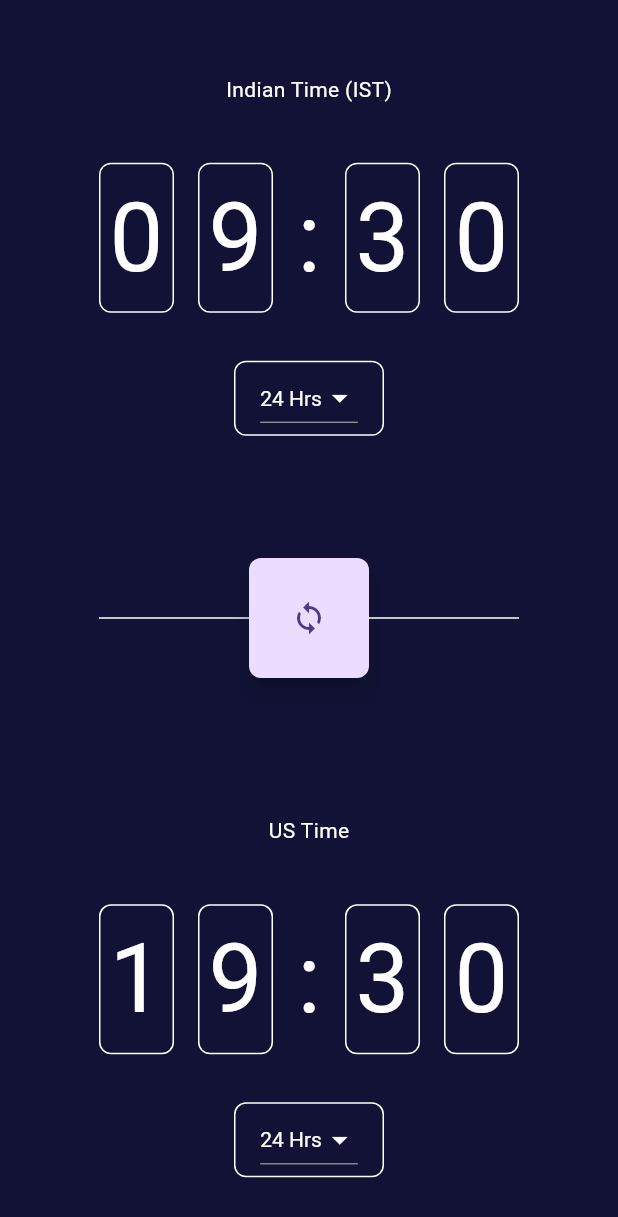
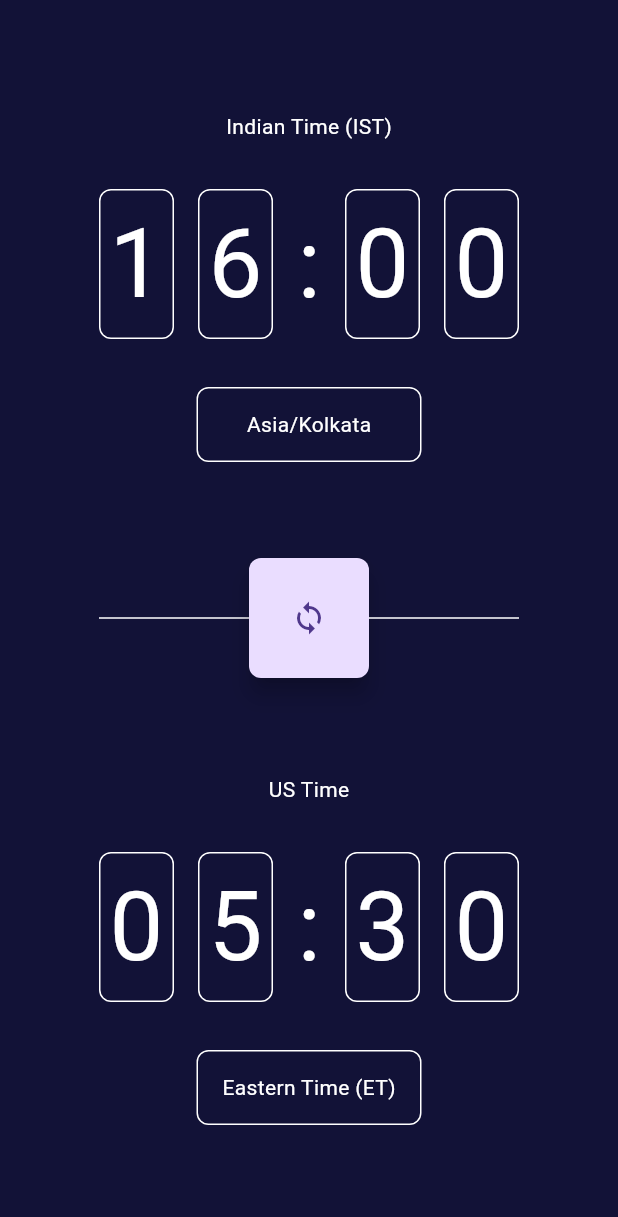
Before and after one commit to curiouslumber/ist_us_converter, a Flutter app: the screen it shows after launch, after a tap on the "sync" icon, on a phone screen of 412 x 824 dp. Shown: the top 1217 px of the screen. Run offline on Flutter 3.47's test engine with Material 3 defaults, Android fonts, the phone set to English and light mode, and no system bars; our stand-ins replace get, timezone.

Commit message:
updated ui

```diff
--- /dev/null
+++ b/lib/controller/time_controller.dart
@@ -0,0 +1,30 @@
+import 'package:get/get.dart';
+
+class TimeController extends GetxController {
+  RxString istTime = "00:00".obs;
+  RxString usTime = "00:00".obs;
+
+  static var timeZones = {
+    "IST": ["Asia/Kolkata", "+", 5, 30],
+    "ET": ["America/New_York", "-", 4, 0],
+  };
+
+  init() {
+    syncTime();
+  }
+
+  void syncTime() {
+    // Get UTC Time
+    final utcTimeRaw = DateTime.now().toUtc();
+
+    // Get IST Time by adding 5 hours 30 minutes
+    final istTimeRaw =
+        utcTimeRaw.add(const Duration(hours: 5, minutes: 30)).toIso8601String();
+    istTime.value = istTimeRaw.substring(11, 16);
+
+    // Get US Time by adding 4 hours
+    final usTimeRaw =
+        utcTimeRaw.subtract(const Duration(hours: 5)).toIso8601String();
+    usTime.value = usTimeRaw.substring(11, 16);
+  }
+}
--- a/lib/home.dart
+++ b/lib/home.dart
@@ -1,11 +1,22 @@
 import 'package:flutter/material.dart';
-import 'package:ist_us_converter/timeformatdropdown.dart';
+import 'package:get/get.dart';
+import 'package:ist_us_converter/controller/time_controller.dart';
 
+class Home extends StatefulWidget {
+  const Home({super.key});
 
-class Home extends StatelessWidget {
-  const Home({
-    super.key,
-  });
+  @override
+  State<Home> createState() => _HomeState();
+}
+
+class _HomeState extends State<Home> {
+  TimeController timeController = Get.put(TimeController());
+
+  @override
+  void initState() {
+    super.initState();
+    timeController.syncTime();
+  }
 
   @override
   Widget build(BuildContext context) {
@@ -14,30 +25,19 @@ class Home extends StatelessWidget {
       child: Column(
         mainAxisAlignment: MainAxisAlignment.center,
         crossAxisAlignment: CrossAxisAlignment.center,
+        spacing: 64.0,
         children: [
-          Expanded(
-            flex: 2,
-            child: Column(
+          Column(
             mainAxisAlignment: MainAxisAlignment.center,
+            spacing: 32.0,
             children: [
-                Expanded(
-                  flex: 4,
-                  child: Container(
+              Container(
                 alignment: Alignment.bottomCenter,
                 child: Text(
                   'Indian Time (IST)',
-                      style: TextStyle(
-                        color: Colors.white
+                  style: TextStyle(color: Colors.white),
                 ),
               ),
-                  ),
-                ),
-                Expanded(
-                  flex: 15,
-                  child: Column(
-                    mainAxisAlignment: MainAxisAlignment.center,
-                    spacing: 32.0,
-                    children: [
               Row(
                 mainAxisAlignment: MainAxisAlignment.center,
                 crossAxisAlignment: CrossAxisAlignment.center,
@@ -49,16 +49,11 @@ class Home extends StatelessWidget {
                     alignment: Alignment.center,
                     decoration: BoxDecoration(
                         borderRadius: BorderRadius.circular(8.0),
-                              border: Border.all(
-                                color: Colors.white,
-                                width: 1
-                              )
-                            ),
-                            child: Text(
-                              '0',
-                              style: TextStyle(
-                                color: Colors.white,
-                                fontSize: 64.0
+                        border: Border.all(color: Colors.white, width: 1)),
+                    child: Obx(
+                      () => Text(
+                        timeController.istTime.value.substring(0, 1),
+                        style: TextStyle(color: Colors.white, fontSize: 64.0),
                       ),
                     ),
                   ),
@@ -68,27 +63,20 @@ class Home extends StatelessWidget {
                     alignment: Alignment.center,
                     decoration: BoxDecoration(
                         borderRadius: BorderRadius.circular(8.0),
-                              border: Border.all(
-                                color: Colors.white,
-                                width: 1
-                              )
-                            ),
-                            child: Text(
-                              '9',
-                              style: TextStyle(
-                                color: Colors.white,
-                                fontSize: 64.0
+                        border: Border.all(color: Colors.white, width: 1)),
+                    child: Obx(
+                      () => Text(
+                        timeController.istTime.value.substring(1, 2),
+                        style: TextStyle(color: Colors.white, fontSize: 64.0),
                       ),
                     ),
                   ),
                   Container(
                     alignment: Alignment.center,
                     width: 16.0,
-                            child: Text(":",
-                              style: TextStyle(
-                                color: Colors.white,
-                                fontSize: 64.0
-                              ),
+                    child: Text(
+                      ":",
+                      style: TextStyle(color: Colors.white, fontSize: 64.0),
                     ),
                   ),
                   Container(
@@ -97,17 +85,10 @@ class Home extends StatelessWidget {
                     alignment: Alignment.center,
                     decoration: BoxDecoration(
                         borderRadius: BorderRadius.circular(8.0),
-                              border: Border.all(
-                                color: Colors.white,
-                                width: 1
-                              )
-                            ),
+                        border: Border.all(color: Colors.white, width: 1)),
                     child: Text(
-                              '3',
-                              style: TextStyle(
-                                color: Colors.white,
-                                fontSize: 64.0
-                              ),
+                      timeController.istTime.value.substring(3, 4),
+                      style: TextStyle(color: Colors.white, fontSize: 64.0),
                     ),
                   ),
                   Container(
@@ -116,16 +97,11 @@ class Home extends StatelessWidget {
                     alignment: Alignment.center,
                     decoration: BoxDecoration(
                         borderRadius: BorderRadius.circular(8.0),
-                              border: Border.all(
-                                color: Colors.white,
-                                width: 1
-                              )
-                            ),
-                            child: Text(
-                              '0',
-                              style: TextStyle(
-                                color: Colors.white,
-                                fontSize: 64.0
+                        border: Border.all(color: Colors.white, width: 1)),
+                    child: Obx(
+                      () => Text(
+                        timeController.istTime.value.substring(4, 5),
+                        style: TextStyle(color: Colors.white, fontSize: 64.0),
                       ),
                     ),
                   ),
@@ -133,82 +109,57 @@ class Home extends StatelessWidget {
               ),
               Container(
                   height: 50,
-                            width: 100,
+                  width: 150,
                   alignment: Alignment.center,
                   decoration: BoxDecoration(
                       borderRadius: BorderRadius.circular(8.0),
-                              border: Border.all(
-                                color: Colors.white,
-                                width: 1
-                              )
-                            ),
-                            child: TimeFormatDropdown()
-                      ),
+                      border: Border.all(color: Colors.white, width: 1)),
+                  child: Text(
+                    'Asia/Kolkata',
+                    style: TextStyle(color: Colors.white),
+                  ))
             ],
           ),
-                )
-              ],
-            ),
-          ),
-          Expanded(
-            flex: 1,
-            child: Row(
+          Row(
             mainAxisAlignment: MainAxisAlignment.center,
             crossAxisAlignment: CrossAxisAlignment.center,
             children: [
               Container(
                 width: 100,
                 height: 1,
-                  decoration: BoxDecoration(
-                    color: Colors.white
-                  ),
+                decoration: BoxDecoration(color: Colors.white),
               ),
               SizedBox(
                 height: 80,
                 width: 80,
                 child: FloatingActionButton(
-                    onPressed: () {},
+                  onPressed: () {
+                    timeController.syncTime();
+                  },
                   shape: RoundedRectangleBorder(
                     borderRadius: BorderRadius.circular(8.0),
                   ),
-                    child: Icon(
-                      Icons.sync
-                    ),
+                  child: Icon(Icons.sync),
                 ),
               ),
               Container(
                 width: 100,
                 height: 1,
-                  decoration: BoxDecoration(
-                    color: Colors.white
-                  ),
+                decoration: BoxDecoration(color: Colors.white),
               ),
             ],
           ),
-          ),
-          Expanded(
-            flex: 2,
-            child: Column(
+          Column(
             mainAxisAlignment: MainAxisAlignment.center,
+            spacing: 32.0,
             children: [
-                Expanded(
-                  flex: 4,
-                  child: Container(
+              Container(
                 alignment: Alignment.bottomCenter,
                 child: Text(
                   'US Time',
-                      style: TextStyle(
-                        color: Colors.white
+                  style: TextStyle(color: Colors.white),
                 ),
               ),
-                  ),
-                ),
-                Expanded(
-                  flex: 15,
-                  child: Column(
-                    mainAxisAlignment: MainAxisAlignment.center,
-                    spacing: 32.0,
-                    children: [
               Row(
                 mainAxisAlignment: MainAxisAlignment.center,
                 crossAxisAlignment: CrossAxisAlignment.center,
@@ -220,16 +171,11 @@ class Home extends StatelessWidget {
                     alignment: Alignment.center,
                     decoration: BoxDecoration(
                         borderRadius: BorderRadius.circular(8.0),
-                              border: Border.all(
-                                color: Colors.white,
-                                width: 1
-                              )
-                            ),
-                            child: Text(
-                              '1',
-                              style: TextStyle(
-                                color: Colors.white,
-                                fontSize: 64.0
+                        border: Border.all(color: Colors.white, width: 1)),
+                    child: Obx(
+                      () => Text(
+                        timeController.usTime.value.substring(0, 1),
+                        style: TextStyle(color: Colors.white, fontSize: 64.0),
                       ),
                     ),
                   ),
@@ -239,26 +185,33 @@ class Home extends StatelessWidget {
                     alignment: Alignment.center,
                     decoration: BoxDecoration(
                         borderRadius: BorderRadius.circular(8.0),
-                              border: Border.all(
-                                color: Colors.white,
-                                width: 1
-                              )
-                            ),
-                            child: Text(
-                              '9',
-                              style: TextStyle(
-                                color: Colors.white,
-                                fontSize: 64.0
+                        border: Border.all(color: Colors.white, width: 1)),
+                    child: Obx(
+                      () => Text(
+                        timeController.usTime.value.substring(1, 2),
+                        style: TextStyle(color: Colors.white, fontSize: 64.0),
                       ),
                     ),
                   ),
                   Container(
                     alignment: Alignment.center,
                     width: 16.0,
-                            child: Text(":",
-                              style: TextStyle(
-                                color: Colors.white,
-                                fontSize: 64.0
+                    child: Text(
+                      ":",
+                      style: TextStyle(color: Colors.white, fontSize: 64.0),
+                    ),
+                  ),
+                  Container(
+                    height: 100,
+                    width: 50,
+                    alignment: Alignment.center,
+                    decoration: BoxDecoration(
+                        borderRadius: BorderRadius.circular(8.0),
+                        border: Border.all(color: Colors.white, width: 1)),
+                    child: Obx(
+                      () => Text(
+                        timeController.usTime.value.substring(3, 4),
+                        style: TextStyle(color: Colors.white, fontSize: 64.0),
                       ),
                     ),
                   ),
@@ -268,35 +221,11 @@ class Home extends StatelessWidget {
                     alignment: Alignment.center,
                     decoration: BoxDecoration(
                         borderRadius: BorderRadius.circular(8.0),
-                              border: Border.all(
-                                color: Colors.white,
-                                width: 1
-                              )
-                            ),
-                            child: Text(
-                              '3',
-                              style: TextStyle(
-                                color: Colors.white,
-                                fontSize: 64.0
-                              ),
-                            ),
-                          ),
-                          Container(
-                            height: 100,
-                            width: 50,
-                            alignment: Alignment.center,
-                            decoration: BoxDecoration(
-                              borderRadius: BorderRadius.circular(8.0),
-                              border: Border.all(
-                                color: Colors.white,
-                                width: 1
-                              )
-                            ),
-                            child: Text(
-                              '0',
-                              style: TextStyle(
-                                color: Colors.white,
-                                fontSize: 64.0
+                        border: Border.all(color: Colors.white, width: 1)),
+                    child: Obx(
+                      () => Text(
+                        timeController.usTime.value.substring(4, 5),
+                        style: TextStyle(color: Colors.white, fontSize: 64.0),
                       ),
                     ),
                   ),
@@ -304,22 +233,16 @@ class Home extends StatelessWidget {
               ),
               Container(
                   height: 50,
-                            width: 100,
+                  width: 150,
                   alignment: Alignment.center,
                   decoration: BoxDecoration(
                       borderRadius: BorderRadius.circular(8.0),
-                              border: Border.all(
-                                color: Colors.white,
-                                width: 1
-                              )
-                            ),
-                            child: TimeFormatDropdown()
-                      ),
+                      border: Border.all(color: Colors.white, width: 1)),
+                  child: Text(
+                    'Eastern Time (ET)',
+                    style: TextStyle(color: Colors.white),
+                  ))
             ],
-                  ),
-                )
-              ],
-            ),
           ),
         ],
       ),
--- a/lib/main.dart
+++ b/lib/main.dart
@@ -2,6 +2,7 @@ import 'package:flutter/material.dart';
 import 'package:flutter/services.dart';
 import 'package:get/get.dart';
 import 'package:ist_us_converter/home.dart';
+import 'package:timezone/data/latest.dart' as tz;
 
 void main() {
   SystemChrome.setSystemUIOverlayStyle(
@@ -10,6 +11,7 @@ void main() {
       statusBarIconBrightness: Brightness.light,
     ),
   );
+  tz.initializeTimeZones();
 
   runApp(const MyApp());
 }
--- a/lib/timeformatdropdown.dart
+++ /dev/null
@@ -1,34 +0,0 @@
-import 'package:flutter/material.dart';
-
-class TimeFormatDropdown extends StatefulWidget {
-  const TimeFormatDropdown({super.key});
-
-  @override
-  _TimeFormatDropdownState createState() => _TimeFormatDropdownState();
-}
-
-class _TimeFormatDropdownState extends State<TimeFormatDropdown> {
-  String selectedFormat = '24 Hrs'; // Default value
-
-  @override
-  Widget build(BuildContext context) {
-    return DropdownButton<String>(
-      value: selectedFormat,
-      onChanged: (String? newValue) {
-        setState(() {
-          selectedFormat = newValue!;
-        });
-      },
-      items: <String>['24 Hrs', 'AM', 'PM']
-          .map<DropdownMenuItem<String>>((String value) {
-        return DropdownMenuItem<String>(
-          value: value,
-          child: Text(value, style: TextStyle(color: Colors.white)),
-        );
-      }).toList(),
-      dropdownColor: Colors.black,
-      icon: Icon(Icons.arrow_drop_down, color: Colors.white),
-      style: TextStyle(color: Colors.white),
-    );
-  }
-}
--- a/pubspec.yaml
+++ b/pubspec.yaml
@@ -11,10 +11,10 @@ dependencies:
   cupertino_icons: ^1.0.8
   flutter:
     sdk: flutter
+  timezone: ^0.10.0
   get: ^4.6.6
 
 dev_dependencies:
-
   flutter_lints: ^5.0.0
   flutter_test:
     sdk: flutter
```
Also changed, not shown: pubspec.lock, 6 other files. Lines whose indentation alone changed are shown as unchanged.
